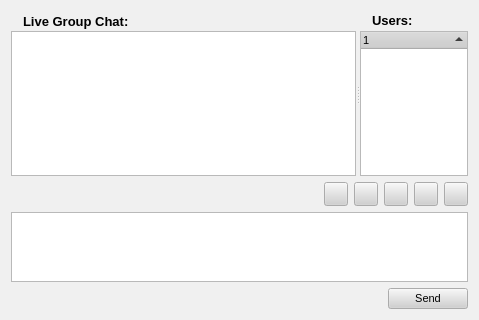
RetroShare/RetroShare, file retroshare-gui/src/gui/ChatDialog.ui: the form before one commit.
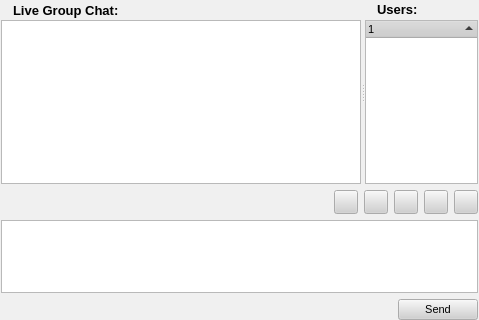
The form after the commit. Icons and pictures are not drawn.

Patch:
```diff
--- a/retroshare-gui/src/gui/ChatDialog.ui
+++ b/retroshare-gui/src/gui/ChatDialog.ui
@@ -505,6 +505,18 @@
    <iconset/>
   </property>
   <layout class="QGridLayout" >
+   <property name="leftMargin" >
+    <number>1</number>
+   </property>
+   <property name="topMargin" >
+    <number>0</number>
+   </property>
+   <property name="rightMargin" >
+    <number>1</number>
+   </property>
+   <property name="bottomMargin" >
+    <number>0</number>
+   </property>
    <item row="0" column="0" >
     <widget class="QSplitter" name="splitter" >
      <property name="baseSize" >
```
